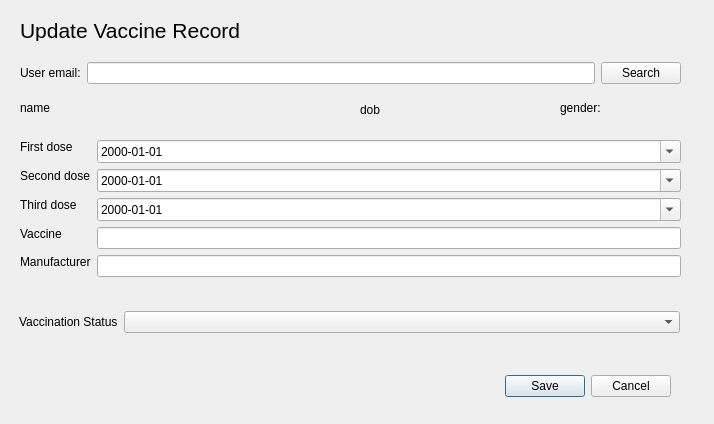
Above: MyCovidRecord/uploadvaccinerecord.ui from gagabon501/cs106-2 before the change. Below: the same form after it.
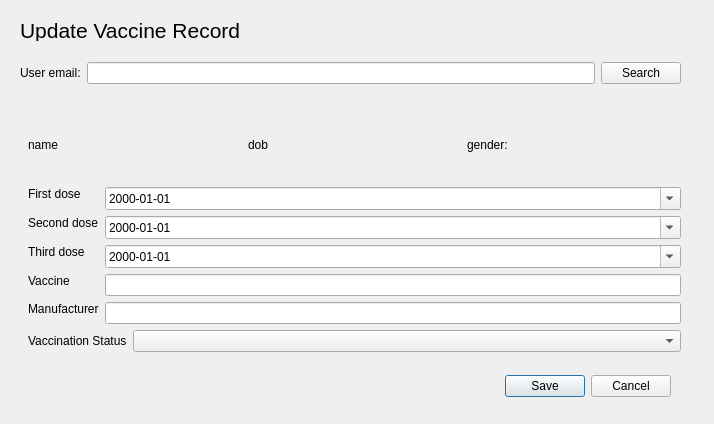
That is the form after the change.

Commit message: Fixed display of QR Code in User Dashboard - now reading the generated QR Code PNG file and displaying it through a label widget

The edit to the form file:
```diff
--- a/MyCovidRecord/uploadvaccinerecord.ui
+++ b/MyCovidRecord/uploadvaccinerecord.ui
@@ -47,45 +47,6 @@
     <string>Update Vaccine Record</string>
    </property>
   </widget>
-  <widget class="QLabel" name="label_name">
-   <property name="geometry">
-    <rect>
-     <x>20</x>
-     <y>100</y>
-     <width>321</width>
-     <height>16</height>
-    </rect>
-   </property>
-   <property name="text">
-    <string>name</string>
-   </property>
-  </widget>
-  <widget class="QLabel" name="label_dob">
-   <property name="geometry">
-    <rect>
-     <x>360</x>
-     <y>100</y>
-     <width>181</width>
-     <height>20</height>
-    </rect>
-   </property>
-   <property name="text">
-    <string>dob</string>
-   </property>
-  </widget>
-  <widget class="QLabel" name="label_gender">
-   <property name="geometry">
-    <rect>
-     <x>560</x>
-     <y>100</y>
-     <width>111</width>
-     <height>16</height>
-    </rect>
-   </property>
-   <property name="text">
-    <string>gender:</string>
-   </property>
-  </widget>
   <widget class="QWidget" name="">
    <property name="geometry">
     <rect>
@@ -115,15 +76,42 @@
     </item>
    </layout>
   </widget>
-  <widget class="QWidget" name="">
+  <widget class="QFrame" name="frame_status">
    <property name="geometry">
     <rect>
-     <x>20</x>
-     <y>140</y>
-     <width>661</width>
-     <height>144</height>
+     <x>19</x>
+     <y>100</y>
+     <width>671</width>
+     <height>261</height>
     </rect>
    </property>
+   <layout class="QVBoxLayout" name="verticalLayout">
+    <item>
+     <layout class="QHBoxLayout" name="horizontalLayout_3">
+      <item>
+       <widget class="QLabel" name="label_name">
+        <property name="text">
+         <string>name</string>
+        </property>
+       </widget>
+      </item>
+      <item>
+       <widget class="QLabel" name="label_dob">
+        <property name="text">
+         <string>dob</string>
+        </property>
+       </widget>
+      </item>
+      <item>
+       <widget class="QLabel" name="label_gender">
+        <property name="text">
+         <string>gender:</string>
+        </property>
+       </widget>
+      </item>
+     </layout>
+    </item>
+    <item>
    <layout class="QFormLayout" name="formLayout">
     <item row="0" column="0">
      <widget class="QLabel" name="label_3">
@@ -198,19 +186,9 @@
     </item>
     <item row="0" column="1">
      <widget class="QDateEdit" name="dateEdit_dose1">
-      <property name="dateTime">
-       <datetime>
-        <hour>19</hour>
-        <minute>0</minute>
-        <second>0</second>
-        <year>2000</year>
-        <month>1</month>
-        <day>1</day>
-       </datetime>
-      </property>
       <property name="time">
        <time>
-        <hour>19</hour>
+          <hour>13</hour>
         <minute>0</minute>
         <second>0</second>
        </time>
@@ -247,19 +225,14 @@
       <property name="calendarPopup">
        <bool>true</bool>
       </property>
-     </widget>
-    </item>
-   </layout>
-  </widget>
-  <widget class="QWidget" name="">
-   <property name="geometry">
-    <rect>
-     <x>19</x>
-     <y>309</y>
-     <width>661</width>
-     <height>26</height>
-    </rect>
-   </property>
+        <property name="timeSpec">
+         <enum>Qt::LocalTime</enum>
+        </property>
+       </widget>
+      </item>
+     </layout>
+    </item>
+    <item>
    <layout class="QHBoxLayout" name="horizontalLayout_2">
     <item>
      <widget class="QLabel" name="label_8">
@@ -276,6 +249,8 @@
     </item>
     <item>
      <widget class="QComboBox" name="comboBox"/>
+      </item>
+     </layout>
     </item>
    </layout>
   </widget>
```
Left out of the diff: 5 changed lines with no effect on the pictures. Lines whose indentation alone changed are shown as unchanged. The commit also changes 21 other files.
